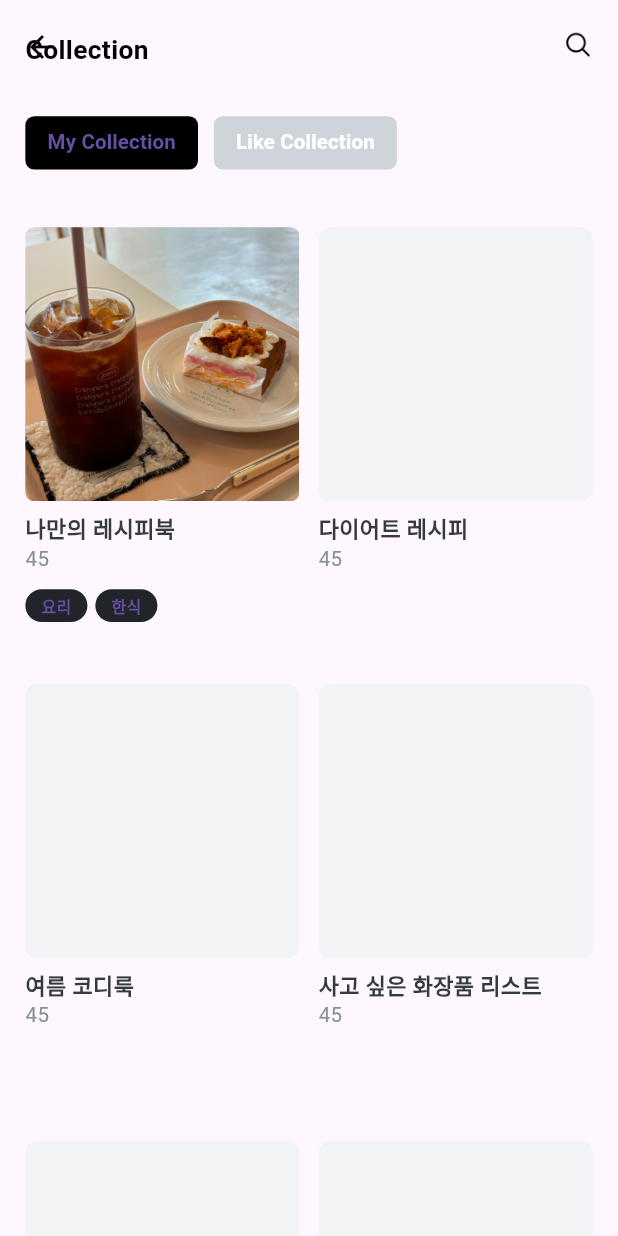
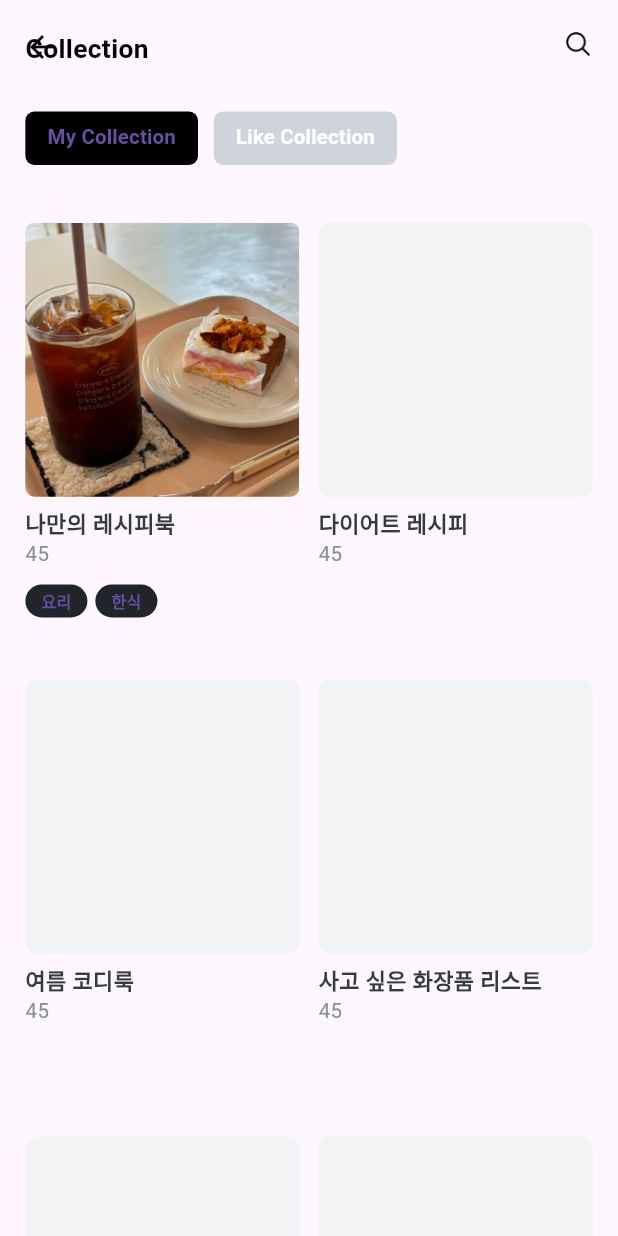
Before and after one commit to collecter1110/collecter, a Flutter app: the BookmarkScreen screen opened directly, on a phone screen of 412 x 824 dp. Run offline on Flutter 3.47's test engine with Material 3 defaults, Android fonts, the phone set to English and light mode, and no system bars; our stand-ins replace flutter_dotenv, flutter_screenutil, fluttertoast, image_picker, supabase_flutter; accounts and stored records are empty; Roboto replaces fonts that are missing (Pretendard, PretendardRegular).

Commit message:
fix : Modify components for responsive widgets

```diff
--- a/lib/components/button/category_button.dart
+++ b/lib/components/button/category_button.dart
@@ -22,14 +22,18 @@ class CategoryButton extends StatelessWidget {
         horizontal: 14.0.w,
         vertical: 8.0.h,
       ),
+      child: FittedBox(
+        fit: BoxFit.scaleDown,
         child: Text(
           categoryName,
           style: TextStyle(
             fontFamily: 'PretendardRegular',
             fontSize: 14.sp,
             fontWeight: FontWeight.w700,
-          color: categoryState ? Theme.of(context).primaryColor : Colors.white,
+            color:
+                categoryState ? Theme.of(context).primaryColor : Colors.white,
             height: 1.43,
+          ),
         ),
       ),
     );
--- a/lib/page/add_page/add_screen.dart
+++ b/lib/page/add_page/add_screen.dart
@@ -59,7 +59,7 @@ class _AddScreenState extends State<AddScreen>
               SliverAppBar(
                 pinned: true,
                 toolbarHeight: 64.0.h,
-                expandedHeight: 130.0,
+                expandedHeight: 130.0.h,
                 elevation: 0,
                 scrolledUnderElevation: 0,
                 foregroundColor: Colors.black,
--- a/lib/page/bookmark_page/bookmark_screen.dart
+++ b/lib/page/bookmark_page/bookmark_screen.dart
@@ -40,7 +40,7 @@ class _BookmarkScreenState extends State<BookmarkScreen>
             SliverAppBar(
               pinned: true,
               toolbarHeight: 64.0.h,
-              expandedHeight: 130.0,
+              expandedHeight: 130.0.h,
               elevation: 0,
               scrolledUnderElevation: 0,
               foregroundColor: Colors.black,
@@ -90,7 +90,7 @@ class _BookmarkScreenState extends State<BookmarkScreen>
                       padding: EdgeInsets.only(
                         left: 16.0.w,
                         right: 16.0.w,
-                        top: ViewPaddingTopSize(context) + 20.0,
+                        top: ViewPaddingTopSize(context) + 20.0.h,
                       ),
                       child: Row(
                         mainAxisAlignment: MainAxisAlignment.spaceBetween,
--- a/lib/page/home_page/home_screen.dart
+++ b/lib/page/home_page/home_screen.dart
@@ -62,7 +62,7 @@ class _HomeScreenState extends State<HomeScreen>
             SliverAppBar(
               pinned: true,
               toolbarHeight: 64.0.h,
-              expandedHeight: 130.0,
+              expandedHeight: 130.0.h,
               elevation: 0,
               scrolledUnderElevation: 0,
               foregroundColor: Colors.black,
--- a/lib/page/join/welcome_screen_.dart
+++ b/lib/page/join/welcome_screen_.dart
@@ -11,7 +11,7 @@ class WelcomeScreen extends StatelessWidget {
   Widget build(BuildContext context) {
     return Scaffold(
       body: Padding(
-        padding: EdgeInsets.only(top: 124.0.h, left: 20.0.w, right: 20.0.w),
+        padding: EdgeInsets.only(top: 184.0.h, left: 20.0.w, right: 20.0.w),
         child: Column(
           mainAxisAlignment: MainAxisAlignment.start,
           crossAxisAlignment: CrossAxisAlignment.center,
```
Also changed, not shown: lib/page/user_page/user_screen.dart (+2 -11 lines). Lines whose indentation alone changed are shown as unchanged.
